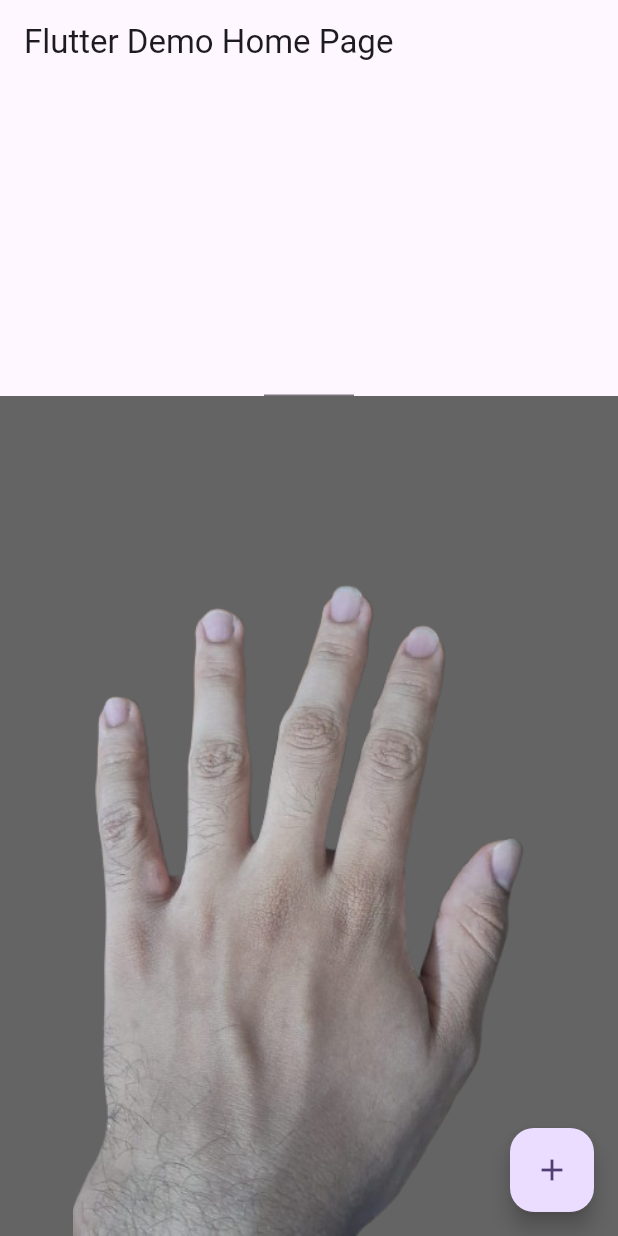
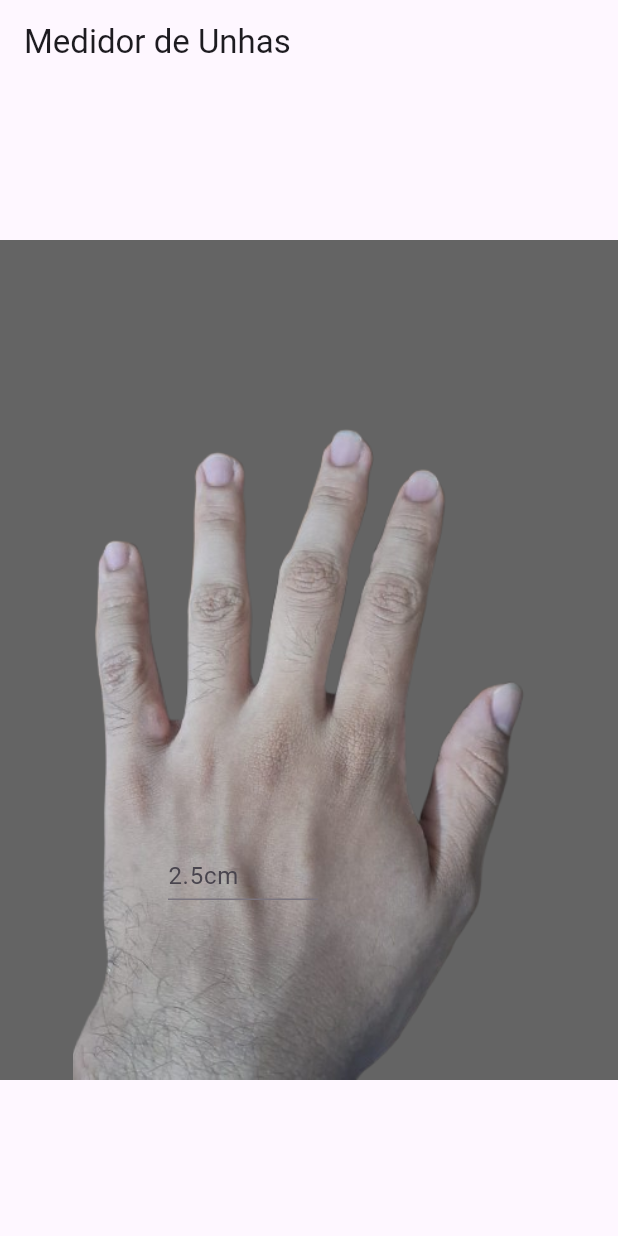
Before and after one commit to Arthur-Pereira-5019/nail_measure, a Flutter app: the screen it shows after launch, on a phone screen of 412 x 824 dp. Run offline on Flutter 3.47's test engine with Material 3 defaults, Android fonts, the phone set to English and light mode, and no system bars.

Commit message:
Tests with the Positioned widget

```diff
--- a/lib/main.dart
+++ b/lib/main.dart
@@ -10,11 +10,11 @@
   @override
   Widget build(BuildContext context) {
     return MaterialApp(
-      title: 'Flutter Demo',
+      title: 'Nail Measurer',
       theme: ThemeData(
         colorScheme: ColorScheme.fromSeed(seedColor: Colors.deepPurple),
       ),
-      home: const MyHomePage(title: 'Flutter Demo Home Page'),
+      home: const MyHomePage(title: 'Medidor de Unhas'),
     );
   }
 }
@@ -29,31 +29,16 @@
 }
 
 class _MyHomePageState extends State<MyHomePage> {
-  int _counter = 0;
-
-  void _incrementCounter() {
-    setState(() {
-      _counter++;
-    });
-  }
 
   @override
   Widget build(BuildContext context) {
     return Scaffold(
       appBar: AppBar(title: Text(widget.title)),
       body: Center(
-        child: Column(
-          mainAxisAlignment: MainAxisAlignment.end,
+        child: Stack(
+
           children: <Widget>[
-            /*Text('You have pushed the button this many times:'), // Text
-            Text('$_counter', style: Theme.of(context).textTheme.displayLarge),*/
-             SizedBox(
-              width: 60,
-              height: 40,
-              child: TextField(
 
-              )
-             ),
             Container(
               alignment: Alignment.bottomCenter,
               decoration: BoxDecoration(
@@ -66,13 +51,24 @@
                 image: AssetImage((('resources/left_hand.png'))),
               ),
             ),
+
+             Positioned(
+              top: 400,
+              right: 200,
+              child: SizedBox(
+              width: 100,
+              height: 40,
+                child: TextField(
+                  decoration: InputDecoration(
+                  hintText: '2.5cm'
+                )
+              )
+             )
+             ),
+
+
           ],
         ),
-      ),
-      floatingActionButton: FloatingActionButton(
-        onPressed: _incrementCounter,
-        tooltip: 'Increment',
-        child: Icon(Icons.add),
       ),
     );
   }
```
